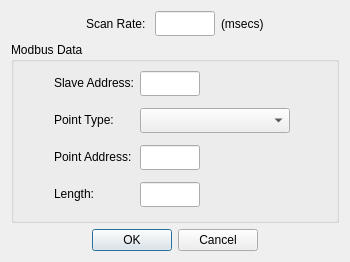
The window that omodsim/dialogs/dialogdisplaydefinition.ui (sanny32/OpenModSim) describes before a commit, drawn with Qt 5.
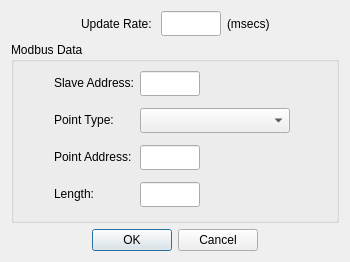
The same window after the commit. Custom widgets are drawn as their Qt base class.

```diff
--- a/omodsim/dialogs/dialogdisplaydefinition.ui
+++ b/omodsim/dialogs/dialogdisplaydefinition.ui
@@ -32,7 +32,7 @@
      <item>
       <widget class="QLabel" name="labelScanRate">
        <property name="text">
-        <string>Scan Rate: </string>
+        <string>Update Rate: </string>
        </property>
       </widget>
      </item>
```
Left out of the diff: 6 changed lines with no effect on the pictures.
